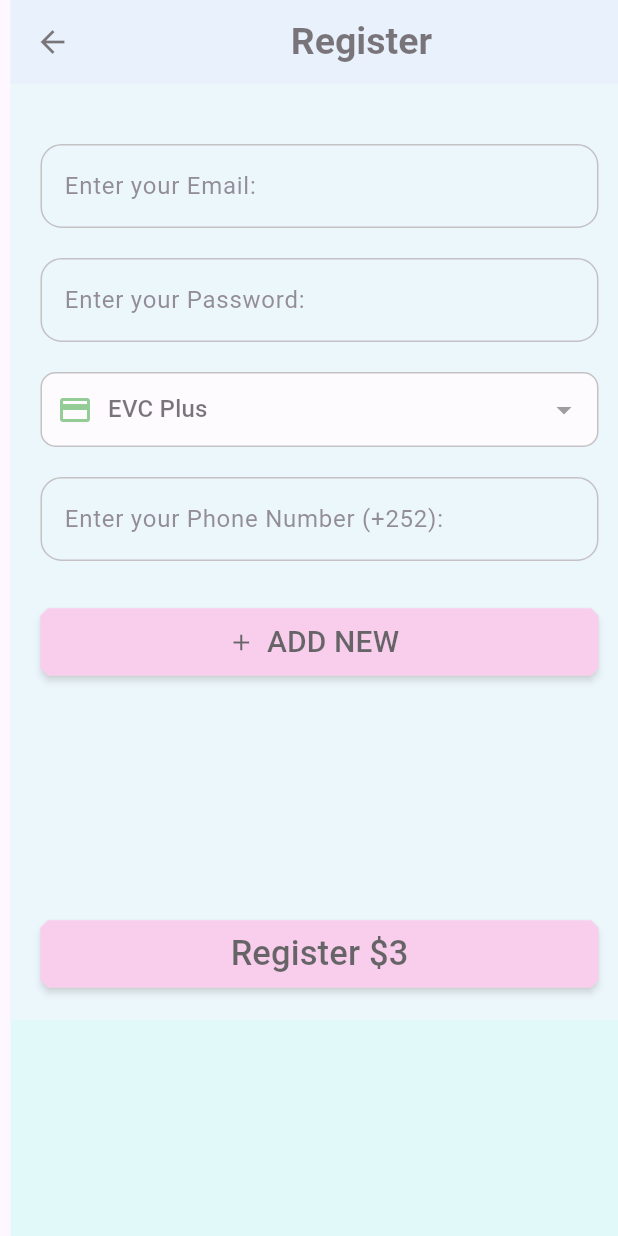
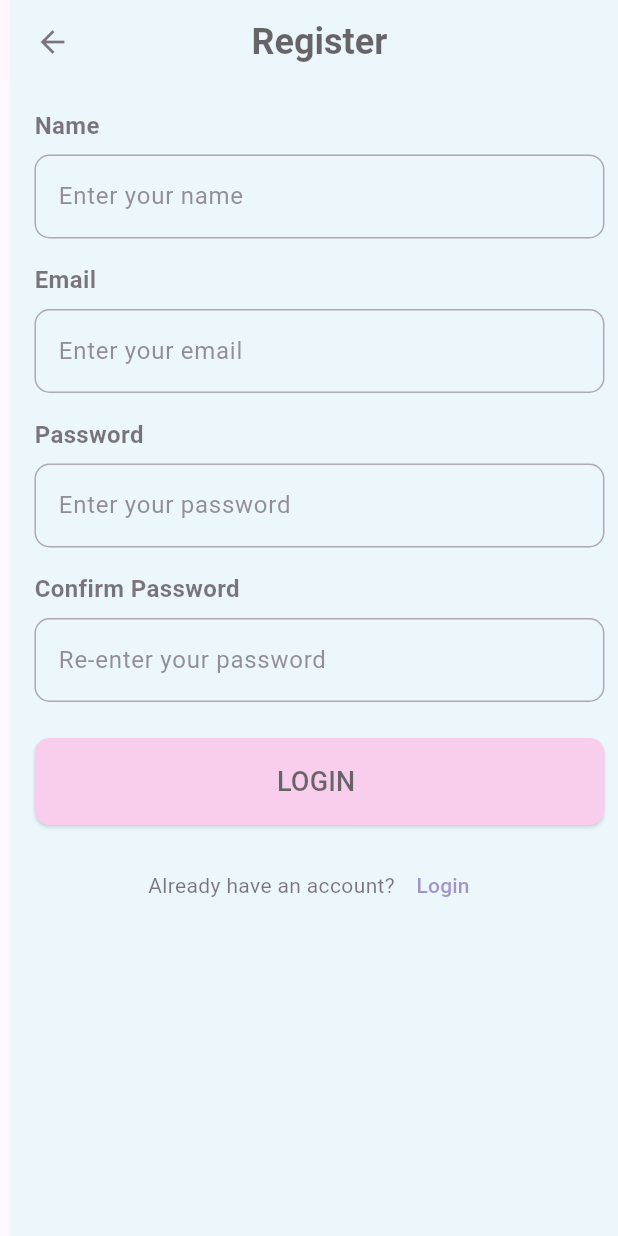
Before and after one commit to maryangaabo/test_app, a Flutter app: the screen it shows after launch, after a tap on "Register", on a phone screen of 412 x 824 dp. Run offline on Flutter 3.47's test engine with Material 3 defaults, Android fonts, the light colour scheme and no system bars.

Commit message:
welcom friid app

```diff
--- a/lib/screens/Register.dart
+++ b/lib/screens/Register.dart
@@ -1,175 +1,191 @@
 import 'package:flutter/material.dart';
-import 'package:tets3/screens/addcart.dart';
-import 'package:tets3/screens/concaguratoin.dart';
+import 'package:tets3/screens/withdrow.dart';
 
-class Register extends StatefulWidget {
-  const Register({Key? key}) : super(key: key);
+class RegistrationPage extends StatefulWidget {
+  @override
+  _RegistrationPageState createState() => _RegistrationPageState();
+}
+
+class _RegistrationPageState extends State<RegistrationPage> {
+  final _formKey = GlobalKey<FormState>();
+
+  final TextEditingController _nameController = TextEditingController();
+  final TextEditingController _emailController = TextEditingController();
+  final TextEditingController _passwordController = TextEditingController();
+  final TextEditingController _confirmPasswordController =
+      TextEditingController();
 
   @override
-  _RegisterState createState() => _RegisterState();
+  void dispose() {
+    _nameController.dispose();
+    _emailController.dispose();
+    _passwordController.dispose();
+    _confirmPasswordController.dispose();
+    super.dispose();
   }
-
-class _RegisterState extends State<Register> {
-  TextEditingController emailController = TextEditingController();
-  TextEditingController passwordController = TextEditingController();
-  TextEditingController phoneController = TextEditingController();
-  String? selectedCard = 'EVC Plus'; // Default selection
 
   @override
   Widget build(BuildContext context) {
     return Scaffold(
-      backgroundColor: const Color(0Xfffd0fbf8),
+      backgroundColor: const Color(0xFFE0F7FA),
       appBar: AppBar(
-        title: const Center(
-          child: Text(
-            'Register',
+        elevation: 0,
+        backgroundColor: const Color(0xFFE0F7FA),
+        centerTitle: true,
+        title: const Text(
+          "Register",
           style: TextStyle(
-              fontSize: 25,
+            fontSize: 24,
             fontWeight: FontWeight.bold,
+            color: Colors.black,
           ),
         ),
       ),
-        backgroundColor: const Color.fromARGB(255, 219, 240, 250),
-        elevation: 0,
-      ),
       body: SingleChildScrollView(
-        child: Container(
-          padding: const EdgeInsets.all(20),
-          color: const Color(0xFFE0F7FA),
+        child: Padding(
+          padding: const EdgeInsets.all(16.0),
+          child: Form(
+            key: _formKey,
             child: Column(
               crossAxisAlignment: CrossAxisAlignment.start,
               children: [
-              const SizedBox(height: 20),
-              TextField(
-                controller: emailController,
-                decoration: const InputDecoration(
-                  labelText: 'Enter your Email:',
-                  enabledBorder: OutlineInputBorder(
-                    borderRadius: BorderRadius.all(Radius.circular(14)),
-                    borderSide: BorderSide(color: Colors.grey),
+                const Text(
+                  "Name",
+                  style: TextStyle(fontSize: 16, fontWeight: FontWeight.bold),
                 ),
-                  focusedBorder: OutlineInputBorder(
-                    borderRadius: BorderRadius.all(Radius.circular(14)),
-                    borderSide: BorderSide(color: Colors.grey),
+                const SizedBox(height: 8),
+                TextFormField(
+                  controller: _nameController,
+                  decoration: InputDecoration(
+                    hintText: "Enter your name",
+                    border: OutlineInputBorder(
+                      borderRadius: BorderRadius.circular(10),
+                    ),
+                  ),
+                  validator: (value) {
+                    if (value == null || value.isEmpty) {
+                      return "Name is required.";
+                    }
+                    return null;
+                  },
+                ),
+                const SizedBox(height: 16),
+                const Text(
+                  "Email",
+                  style: TextStyle(fontSize: 16, fontWeight: FontWeight.bold),
+                ),
+                const SizedBox(height: 8),
+                TextFormField(
+                  controller: _emailController,
+                  decoration: InputDecoration(
+                    hintText: "Enter your email",
+                    border: OutlineInputBorder(
+                      borderRadius: BorderRadius.circular(10),
+                    ),
+                  ),
+                  keyboardType: TextInputType.emailAddress,
+                  validator: (value) {
+                    if (value == null || value.isEmpty) {
+                      return "Email is required.";
+                    }
+                    if (!RegExp(r'^[^@]+@[^@]+\.[^@]+').hasMatch(value)) {
+                      return "Enter a valid email.";
+                    }
+                    return null;
+                  },
+                ),
+                const SizedBox(height: 16),
+                const Text(
+                  "Password",
+                  style: TextStyle(fontSize: 16, fontWeight: FontWeight.bold),
+                ),
+                const SizedBox(height: 8),
+                TextFormField(
+                  controller: _passwordController,
+                  decoration: InputDecoration(
+                    hintText: "Enter your password",
+                    border: OutlineInputBorder(
+                      borderRadius: BorderRadius.circular(10),
+                    ),
+                  ),
+                  obscureText: true,
+                  validator: (value) {
+                    if (value == null || value.isEmpty) {
+                      return "Password is required.";
+                    }
+                    if (value.length < 8) {
+                      return "Password must be at least 8 characters.";
+                    }
+                    return null;
+                  },
+                ),
+                const SizedBox(height: 16),
+                const Text(
+                  "Confirm Password",
+                  style: TextStyle(fontSize: 16, fontWeight: FontWeight.bold),
+                ),
+                const SizedBox(height: 8),
+                TextFormField(
+                  controller: _confirmPasswordController,
+                  decoration: InputDecoration(
+                    hintText: "Re-enter your password",
+                    border: OutlineInputBorder(
+                      borderRadius: BorderRadius.circular(10),
+                    ),
+                  ),
+                  obscureText: true,
+                  validator: (value) {
+                    if (value == null || value.isEmpty) {
+                      return "Please confirm your password.";
+                    }
+                    if (value != _passwordController.text) {
+                      return "Passwords do not match.";
+                    }
+                    return null;
+                  },
+                ),
+                const SizedBox(height: 24),
+                ElevatedButton(
+                  onPressed: () {
+                    if (_formKey.currentState!.validate()) {
+                      // Perform registration action
+                      ScaffoldMessenger.of(context).showSnackBar(
+                        const SnackBar(
+                          content: Text("Registration Successful!"),
+                          backgroundColor: Colors.green,
+                        ),
+                      );
+                      Navigator.push(context,
+                          MaterialPageRoute(builder: (context) => Withdrow()));
+                    }
+                  },
+                  child: const Text(
+                    "LOGIN ",
+                    style: TextStyle(fontSize: 18),
+                  ),
+                  style: ElevatedButton.styleFrom(
+                    backgroundColor: const Color(0Xfff6b3e0),
+                    foregroundColor: Colors.black,
+                    padding: const EdgeInsets.symmetric(vertical: 16),
+                    minimumSize: const Size(double.infinity, 50),
+                    shape: RoundedRectangleBorder(
+                      borderRadius: BorderRadius.circular(10),
                     ),
                   ),
                 ),
-              const SizedBox(height: 20),
-              TextField(
-                controller: passwordController,
-                decoration: const InputDecoration(
-                  labelText: 'Enter your Password:',
-                  enabledBorder: OutlineInputBorder(
-                    borderRadius: BorderRadius.all(Radius.circular(14)),
-                    borderSide: BorderSide(color: Colors.grey),
+                const SizedBox(height: 16),
+                Row(
+                  mainAxisAlignment: MainAxisAlignment.center,
+                  children: [
+                    const Text("Already have an account?"),
+                    TextButton(
+                      onPressed: () {},
+                      child: const Text("Login"),
                     ),
-                  focusedBorder: OutlineInputBorder(
-                    borderRadius: BorderRadius.all(Radius.circular(14)),
-                    borderSide: BorderSide(color: Colors.grey),
-                  ),
-                ),
-                obscureText: true,
-              ),
-              const SizedBox(height: 20),
-              Container(
-                padding: const EdgeInsets.symmetric(horizontal: 10),
-                decoration: BoxDecoration(
-                  borderRadius: BorderRadius.circular(10),
-                  border: Border.all(color: Colors.grey),
-                  color: Colors.white,
-                ),
-                child: DropdownButtonFormField<String>(
-                  value: selectedCard,
-                  decoration: const InputDecoration(
-                    border: InputBorder.none,
-                  ),
-                  items: const [
-                    DropdownMenuItem(
-                      value: 'EVC Plus',
-                      child: Row(
-                        children: [
-                          Icon(Icons.credit_card, color: Colors.green),
-                          SizedBox(width: 10),
-                          Text('EVC Plus'),
                   ],
                 ),
-                    ),
-                    DropdownMenuItem(
-                      value: 'Master Card',
-                      child: Row(
-                        children: [
-                          Icon(Icons.credit_card, color: Colors.blue),
-                          SizedBox(width: 10),
-                          Text('Master Card'),
               ],
             ),
-                    ),
-                  ],
-                  onChanged: (value) {
-                    setState(() {
-                      selectedCard = value;
-                    });
-                  },
-                ),
-              ),
-              const SizedBox(height: 20),
-              if (selectedCard == 'EVC Plus')
-                TextField(
-                  controller: phoneController,
-                  decoration: const InputDecoration(
-                    labelText: 'Enter your Phone Number (+252):',
-                    prefixText: '+252 ',
-                    enabledBorder: OutlineInputBorder(
-                      borderRadius: BorderRadius.all(Radius.circular(14)),
-                      borderSide: BorderSide(color: Colors.grey),
-                    ),
-                    focusedBorder: OutlineInputBorder(
-                      borderRadius: BorderRadius.all(Radius.circular(14)),
-                      borderSide: BorderSide(color: Colors.grey),
-                    ),
-                  ),
-                  keyboardType: TextInputType.phone,
-                ),
-              const SizedBox(height: 30),
-              ElevatedButton.icon(
-                onPressed: () {
-                  Navigator.push(context,
-                      MaterialPageRoute(builder: (context) => AddCardPage()));
-                },
-                icon: const Icon(Icons.add),
-                label: const Text(
-                  'ADD NEW',
-                  style: TextStyle(fontSize: 20),
-                ),
-                style: ElevatedButton.styleFrom(
-                  elevation: 2,
-                  backgroundColor: const Color(0Xfff6b3e0),
-                  foregroundColor: Colors.black,
-                  shape: BeveledRectangleBorder(
-                      borderRadius: BorderRadius.circular(5)),
-                  minimumSize: const Size(double.infinity, 45),
-                ),
-              ),
-              const SizedBox(height: 160),
-              ElevatedButton(
-                onPressed: () {
-                  Navigator.push(context,
-                      MaterialPageRoute(builder: (context) => Concaguratoin()));
-                },
-                child: const Text(
-                  'Register \$3',
-                  style: TextStyle(fontSize: 23),
-                ),
-                style: ElevatedButton.styleFrom(
-                  elevation: 2,
-                  backgroundColor: const Color(0Xfff6b3e0),
-                  foregroundColor: Colors.black,
-                  shape: BeveledRectangleBorder(
-                      borderRadius: BorderRadius.circular(5)),
-                  minimumSize: const Size(double.infinity, 45),
-                ),
-              ),
-            ],
           ),
         ),
       ),
--- a/lib/screens/concaguratoin.dart
+++ b/lib/screens/concaguratoin.dart
@@ -11,7 +11,7 @@ class Concaguratoin extends StatelessWidget {
       body: Column(
         children: [
           SizedBox(
-            height: 290,
+            height: 230,
           ),
           Center(
             child: Container(
--- a/lib/screens/homelsc.dart
+++ b/lib/screens/homelsc.dart
@@ -1,20 +1,25 @@
 import 'package:flutter/material.dart';
 import 'package:tets3/screens/Register.dart';
-import 'package:tets3/screens/loginfrom.dart';
 
 class Homelsc extends StatelessWidget {
   const Homelsc({Key? key}) : super(key: key);
 
   @override
   Widget build(BuildContext context) {
+    final screenWidth = MediaQuery.of(context).size.width;
+    // final screenHeight = MediaQuery.of(context).size.height;
     return Scaffold(
       backgroundColor: const Color(0Xfffd0fbf8),
-      body: Column(
+      body: SingleChildScrollView(
+        child: Column(
           children: [
             SizedBox(
               height: 100,
             ),
-          Image.asset("assets/bgbacgrpond.png"),
+            Image.asset(
+              "assets/bgbacgrpond.png",
+              width: screenWidth,
+            ),
             Padding(
               padding: const EdgeInsets.all(8.0),
               child: Text(
@@ -42,8 +47,10 @@ class Homelsc extends StatelessWidget {
                       Navigator.of(context).pop(context);
                     }
 
-                  Navigator.push(context,
-                      MaterialPageRoute(builder: (context) => Register()));
+                    Navigator.push(
+                        context,
+                        MaterialPageRoute(
+                            builder: (context) => RegistrationPage()));
                   },
                   style: ElevatedButton.styleFrom(
                     elevation: 2,
@@ -56,41 +63,9 @@ class Homelsc extends StatelessWidget {
                     "Register",
                     style: TextStyle(fontSize: 23),
                   )),
-          ),
-          SizedBox(
-            height: 20,
-          ),
-          Container(
-            width: 330,
-            height: 50,
-            child: ElevatedButton(
-                onPressed: () async {
-                  {
-                    showDialog(
-                        context: context,
-                        barrierDismissible: false,
-                        builder: (context) => Center(
-                              child: CircularProgressIndicator(),
-                            ));
-                    await Future.delayed(Duration(seconds: 1));
-                    Navigator.of(context).pop(context);
-                  }
-
-                  Navigator.push(context,
-                      MaterialPageRoute(builder: (context) => BankingApp()));
-                },
-                style: ElevatedButton.styleFrom(
-                    elevation: 2,
-                    backgroundColor: const Color(0Xfff6b3e0),
-                    foregroundColor: Colors.black,
-                    shape: BeveledRectangleBorder(
-                        borderRadius: BorderRadius.circular(5))),
-                child: Text(
-                  "login",
-                  style: TextStyle(fontSize: 23),
-                )),
             )
           ],
+        ),
       ),
     );
   }
```
Also changed, not shown: lib/screens/addcart.dart (+4 -7 lines), lib/screens/loginfrom.dart (+3 -7 lines), lib/screens/admin.dart (added), lib/screens/payment.dart (added), 8 other files. Lines whose indentation alone changed are shown as unchanged.
